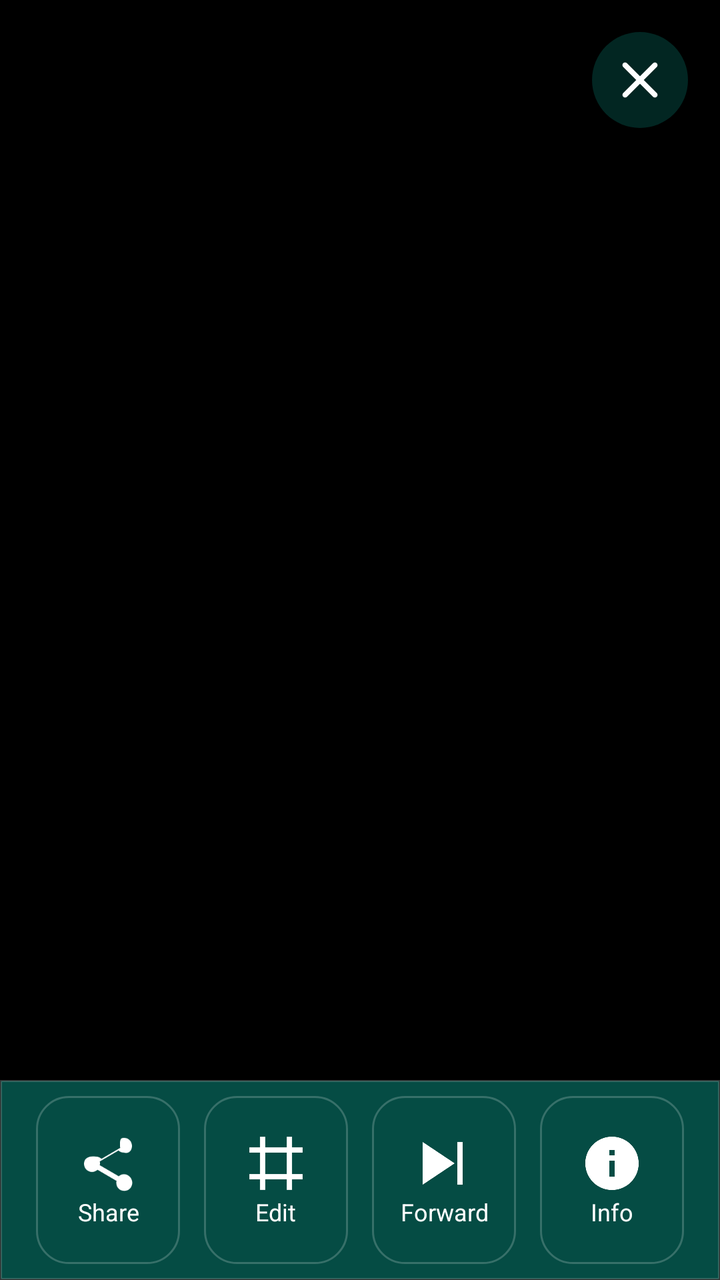
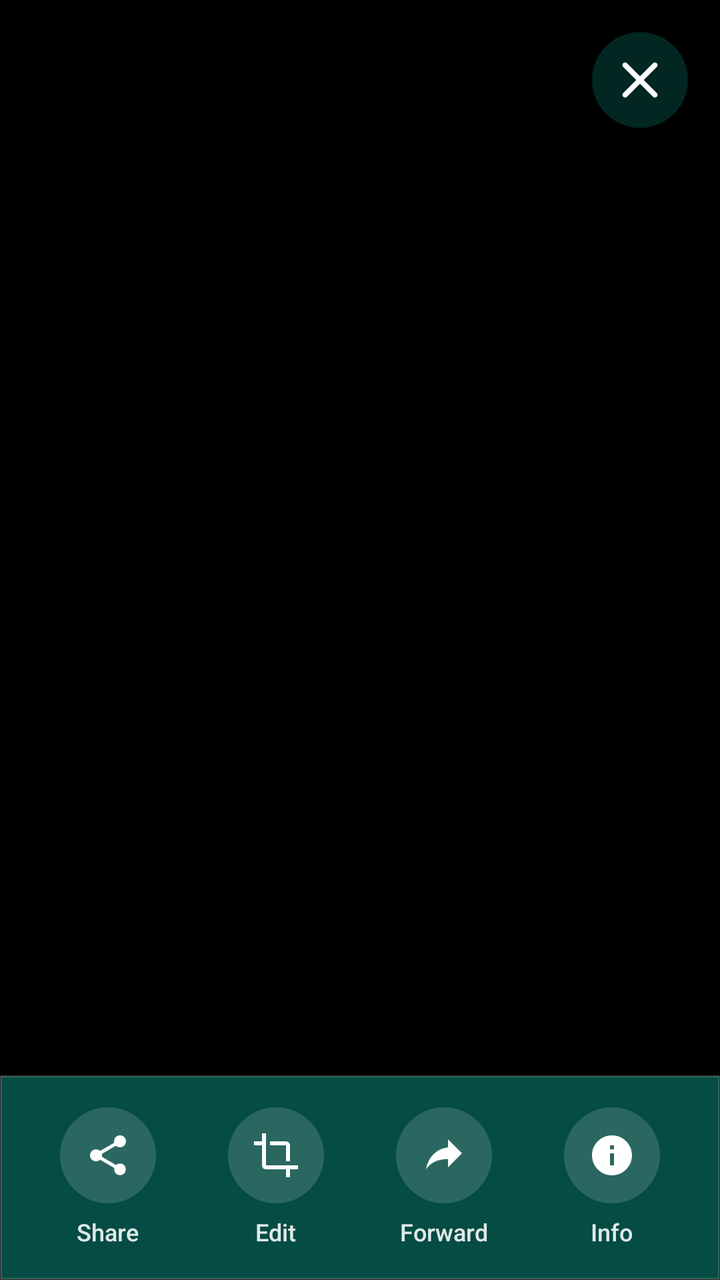

Compare the two renders of this Android layout. The source of the first and the diff that turns it into the second are given below.
<!-- AndroidManifest.xml: application theme Theme.WhatsDownloadPlus -->
<!-- res/layout/image_video_preview_activity.xml -->
<?xml version="1.0" encoding="utf-8"?>
<androidx.constraintlayout.widget.ConstraintLayout
    xmlns:android="http://schemas.android.com/apk/res/android"
    xmlns:app="http://schemas.android.com/apk/res-auto"
    android:id="@+id/previewRoot"
    android:layout_width="match_parent"
    android:layout_height="match_parent"
    android:background="#000">

    
    <ImageView
        android:id="@+id/imagePreview"
        android:layout_width="0dp"
        android:layout_height="0dp"
        android:scaleType="fitCenter"
        android:visibility="gone"
        app:layout_constraintTop_toTopOf="parent"
        app:layout_constraintBottom_toTopOf="@+id/actionLayout"
        app:layout_constraintStart_toStartOf="parent"
        app:layout_constraintEnd_toEndOf="parent"/>

    
    <VideoView
        android:id="@+id/videoPreview"
        android:layout_width="0dp"
        android:layout_height="0dp"
        android:visibility="gone"
        app:layout_constraintTop_toTopOf="parent"
        app:layout_constraintBottom_toTopOf="@+id/actionLayout"
        app:layout_constraintStart_toStartOf="parent"
        app:layout_constraintEnd_toEndOf="parent"/>

    
    <ImageView
        android:id="@+id/playOverlay"
        android:layout_width="72dp"
        android:layout_height="72dp"
        android:visibility="gone"
        android:src="@drawable/ic_play_circle"
        android:background="@drawable/circle_bg_black_50"
        android:padding="16dp"
        app:layout_constraintTop_toTopOf="parent"
        app:layout_constraintBottom_toTopOf="@+id/actionLayout"
        app:layout_constraintStart_toStartOf="parent"
        app:layout_constraintEnd_toEndOf="parent"
        app:tint="#FFFFFF"/>

    
    <ImageView
        android:id="@+id/btnClosePreview"
        android:layout_width="48dp"
        android:layout_height="48dp"
        android:padding="8dp"
        android:src="@drawable/ic_close_white"
        android:background="@drawable/circle_bg_black_50"
        android:contentDescription="Close"
        app:tint="#FFF"
        app:layout_constraintTop_toTopOf="parent"
        app:layout_constraintEnd_toEndOf="parent"
        android:layout_margin="16dp"/>

    <LinearLayout
        android:id="@+id/actionLayout"
        android:layout_width="0dp"
        android:layout_height="100dp"
        android:orientation="horizontal"
        android:gravity="center"
        android:background="@drawable/card_bg_preview_square"
        app:layout_constraintBottom_toBottomOf="parent"
        app:layout_constraintStart_toStartOf="parent"
        app:layout_constraintEnd_toEndOf="parent"
        android:paddingStart="16dp"
        android:paddingEnd="16dp">

        
        <LinearLayout
            android:id="@+id/cardShare"
            android:layout_width="72dp"
            android:layout_height="match_parent"
            android:orientation="vertical"
            android:gravity="center"
            android:layout_marginEnd="12dp"
            android:background="@drawable/card_bg_preview"
            android:clickable="true"
            android:focusable="true"
            android:foreground="?attr/selectableItemBackground">

            <ImageView
                android:id="@+id/btnShare"
                android:layout_width="32dp"
                android:layout_height="32dp"
                android:src="@drawable/ic_share_white"
                app:tint="#FFF"/>

            <TextView
                android:layout_width="wrap_content"
                android:layout_height="wrap_content"
                android:text="Share"
                android:textColor="#FFF"
                android:textSize="12sp"
                android:gravity="center"/>
        </LinearLayout>

        
        <LinearLayout
            android:id="@+id/cardCrop"
            android:layout_width="72dp"
            android:layout_height="match_parent"
            android:orientation="vertical"
            android:gravity="center"
            android:layout_marginEnd="12dp"
            android:background="@drawable/card_bg_preview"
            android:clickable="true"
            android:focusable="true"
            android:foreground="?attr/selectableItemBackground">

            <ImageView
                android:id="@+id/btnCrop"
                android:layout_width="32dp"
                android:layout_height="32dp"
                android:src="@drawable/ic_crop_white"
                app:tint="#FFF"/>

            <TextView
                android:layout_width="wrap_content"
                android:layout_height="wrap_content"
                android:text="Edit"
                android:textColor="#FFF"
                android:textSize="12sp"
                android:gravity="center"/>
        </LinearLayout>

        
        <LinearLayout
            android:id="@+id/cardForward"
            android:layout_width="72dp"
            android:layout_height="match_parent"
            android:orientation="vertical"
            android:gravity="center"
            android:layout_marginEnd="12dp"
            android:background="@drawable/card_bg_preview"
            android:clickable="true"
            android:focusable="true"
            android:foreground="?attr/selectableItemBackground">

            <ImageView
                android:id="@+id/btnForward"
                android:layout_width="32dp"
                android:layout_height="32dp"
                android:src="@drawable/ic_forward_white"
                app:tint="#FFF"/>

            <TextView
                android:layout_width="wrap_content"
                android:layout_height="wrap_content"
                android:text="Forward"
                android:textColor="#FFF"
                android:textSize="12sp"
                android:gravity="center"/>
        </LinearLayout>

        
        <LinearLayout
            android:id="@+id/cardInfo"
            android:layout_width="72dp"
            android:layout_height="match_parent"
            android:orientation="vertical"
            android:gravity="center"
            android:background="@drawable/card_bg_preview"
            android:clickable="true"
            android:focusable="true"
            android:foreground="?attr/selectableItemBackground">

            <ImageView
                android:id="@+id/btnInfo"
                android:layout_width="32dp"
                android:layout_height="32dp"
                android:src="@drawable/ic_info_white"
                app:tint="#FFF"/>

            <TextView
                android:layout_width="wrap_content"
                android:layout_height="wrap_content"
                android:text="Info"
                android:textColor="#FFF"
                android:textSize="12sp"
                android:gravity="center"/>
        </LinearLayout>

    </LinearLayout>

</androidx.constraintlayout.widget.ConstraintLayout>
<!-- resources referenced by this layout -->
<resources>
  <!-- drawable card_bg_preview (drawable) -->
  <shape xmlns:android="http://schemas.android.com/apk/res/android"
      android:shape="rectangle">
  
      
      <solid android:color="#054C44"/> 
  
      
      <corners android:radius="16dp"/>
  
      
      <stroke
          android:width="1dp"
          android:color="#33FFFFFF"/>
  
      
      <padding
          android:left="8dp"
          android:top="8dp"
          android:right="8dp"
          android:bottom="8dp"/>
  </shape>
  <!-- drawable card_bg_preview_square (drawable) -->
  <shape xmlns:android="http://schemas.android.com/apk/res/android"
      android:shape="rectangle">
  
      
      <solid android:color="#054C44"/> 
  
      
      <corners android:radius="0dp"/>
  
      
      <stroke
          android:width="1dp"
          android:color="#33FFFFFF"/>
  
      
      <padding
          android:left="8dp"
          android:top="8dp"
          android:right="8dp"
          android:bottom="8dp"/>
  </shape>
  <!-- drawable circle_bg_black_50 (drawable) -->
  <?xml version="1.0" encoding="utf-8"?>
  <shape xmlns:android="http://schemas.android.com/apk/res/android"
      android:shape="oval">
      <solid android:color="#80054C44"/>
  </shape>
  <!-- drawable ic_crop_white (drawable) -->
  <vector xmlns:android="http://schemas.android.com/apk/res/android"
      android:width="24dp" android:height="24dp"
      android:viewportWidth="24" android:viewportHeight="24">
      <path
          android:fillColor="#FFFFFF"
          android:pathData="M6,2h2v20H6V2zm10,0h2v20h-2V2zM2,6h20v2H2V6zm0,10h20v2H2v-2z"/>
  </vector>
  <!-- drawable ic_forward_white (drawable) -->
  <vector xmlns:android="http://schemas.android.com/apk/res/android"
      android:width="24dp" android:height="24dp"
      android:viewportWidth="24" android:viewportHeight="24">
      <path
          android:fillColor="#FFFFFF"
          android:pathData="M4,4l12,8-12,8V4zm13,0v16h2V4h-2z"/>
  </vector>
  <!-- drawable ic_info_white (drawable) -->
  <vector xmlns:android="http://schemas.android.com/apk/res/android"
      android:width="24dp" android:height="24dp"
      android:viewportWidth="24" android:viewportHeight="24">
      <path
          android:fillColor="#FFFFFF"
          android:pathData="M12,2C6.48,2,2,6.48,2,12s4.48,10,10,10 10-4.48,10-10S17.52,2,12,2z M13,17h-2v-6h2v6zm0-8h-2V7h2v2z"/>
  </vector>
  <!-- drawable ic_play_circle (drawable) -->
  <vector xmlns:android="http://schemas.android.com/apk/res/android"
      android:width="48dp"
      android:height="48dp"
      android:viewportWidth="24"
      android:viewportHeight="24">
      <path
          android:fillColor="#FFFFFF"
          android:pathData="M12,2A10,10 0 1,0 22,12A10,10 0 0,0 12,2M10,16.5V7.5L16,12L10,16.5Z" />
  </vector>
  <!-- drawable ic_share_white (drawable) -->
  <vector xmlns:android="http://schemas.android.com/apk/res/android"
      android:width="24dp" android:height="24dp"
      android:viewportWidth="24" android:viewportHeight="24">
      <path
          android:fillColor="#FFFFFF"
          android:pathData="M18,16.08c-0.76,0-1.44,0.3-1.96,0.77L8.91,12.7c0.05-0.23,0.09-0.46,0.09-0.7s-0.03-0.47-0.09-0.7l7.02-4.11
          c0.54,0.5,1.25,0.81,2.07,0.81C19.66,8.57,21,7.24,21,5.5S19.66,2.43,18,2.43 16.5,3.76,16.5,5.5c0,0.24,0.03,0.47,0.09,0.7
          l-7.02,4.11c-0.54-0.5-1.25-0.81-2.07-0.81C4.34,9.08,3,10.41,3,12.15s1.34,3.07,3,3.07c0.82,0,1.53-0.31,2.07-0.81l7.12,4.17
          c-0.05,0.22-0.09,0.46-0.09,0.7 0,1.74,1.34,3.07,3,3.07s3-1.34,3-3.07S19.66,16.08,18,16.08z"/>
  </vector>
  <color name="whatsapp_green">#075E54</color>
  <color name="whatsapp_dark_green">#054C44</color>
  <color name="teal_200">#FF03DAC5</color>
  <color name="teal_700">#FF018786</color>
  <!-- unchanged entries left out for length: 2 -->
</resources>

<!-- the commit's change to res/layout/image_video_preview_activity.xml (unified diff, before → after) -->
@@ -59,134 +59,149 @@
         app:layout_constraintEnd_toEndOf="parent"
         android:layout_margin="16dp"/>
 
-    <LinearLayout
+    <androidx.constraintlayout.widget.ConstraintLayout
         android:id="@+id/actionLayout"
-        android:layout_width="0dp"
-        android:layout_height="100dp"
-        android:orientation="horizontal"
-        android:gravity="center"
+        android:layout_width="match_parent"
+        android:layout_height="wrap_content"
         android:background="@drawable/card_bg_preview_square"
+        android:paddingVertical="16dp"
+        android:paddingHorizontal="12dp"
         app:layout_constraintBottom_toBottomOf="parent"
         app:layout_constraintStart_toStartOf="parent"
-        app:layout_constraintEnd_toEndOf="parent"
-        android:paddingStart="16dp"
-        android:paddingEnd="16dp">
-
-        
+        app:layout_constraintEnd_toEndOf="parent">
+
         <LinearLayout
             android:id="@+id/cardShare"
-            android:layout_width="72dp"
-            android:layout_height="match_parent"
-            android:orientation="vertical"
-            android:gravity="center"
-            android:layout_marginEnd="12dp"
-            android:background="@drawable/card_bg_preview"
-            android:clickable="true"
-            android:focusable="true"
-            android:foreground="?attr/selectableItemBackground">
+            android:layout_width="0dp"
+            android:layout_height="wrap_content"
+            android:orientation="vertical"
+            android:gravity="center"
+            android:background="?attr/selectableItemBackgroundBorderless"
+            android:clickable="true"
+            android:focusable="true"
+            app:layout_constraintStart_toStartOf="parent"
+            app:layout_constraintTop_toTopOf="parent"
+            app:layout_constraintBottom_toBottomOf="parent"
+            app:layout_constraintEnd_toStartOf="@+id/cardCrop">
 
             <ImageView
                 android:id="@+id/btnShare"
-                android:layout_width="32dp"
-                android:layout_height="32dp"
+                android:layout_width="48dp"
+                android:layout_height="48dp"
+                android:padding="12dp"
+                android:background="@drawable/bg_action_circle"
                 android:src="@drawable/ic_share_white"
-                app:tint="#FFF"/>
-
-            <TextView
-                android:layout_width="wrap_content"
-                android:layout_height="wrap_content"
+                app:tint="#FFFFFF" />
+
+            <TextView
+                android:layout_width="wrap_content"
+                android:layout_height="wrap_content"
+                android:layout_marginTop="6dp"
                 android:text="Share"
-                android:textColor="#FFF"
-                android:textSize="12sp"
-                android:gravity="center"/>
-        </LinearLayout>
-
-        
+                android:textColor="#E0FFFFFF"
+                android:textSize="12sp"
+                android:fontFamily="sans-serif-medium"/>
+        </LinearLayout>
+
         <LinearLayout
             android:id="@+id/cardCrop"
-            android:layout_width="72dp"
-            android:layout_height="match_parent"
-            android:orientation="vertical"
-            android:gravity="center"
-            android:layout_marginEnd="12dp"
-            android:background="@drawable/card_bg_preview"
-            android:clickable="true"
-            android:focusable="true"
-            android:foreground="?attr/selectableItemBackground">
+            android:layout_width="0dp"
+            android:layout_height="wrap_content"
+            android:orientation="vertical"
+            android:gravity="center"
+            android:background="?attr/selectableItemBackgroundBorderless"
+            android:clickable="true"
+            android:focusable="true"
+            app:layout_constraintStart_toEndOf="@id/cardShare"
+            app:layout_constraintTop_toTopOf="parent"
+            app:layout_constraintBottom_toBottomOf="parent"
+            app:layout_constraintEnd_toStartOf="@+id/cardForward">
 
             <ImageView
                 android:id="@+id/btnCrop"
-                android:layout_width="32dp"
-                android:layout_height="32dp"
+                android:layout_width="48dp"
+                android:layout_height="48dp"
+                android:padding="12dp"
+                android:background="@drawable/bg_action_circle"
                 android:src="@drawable/ic_crop_white"
-                app:tint="#FFF"/>
-
-            <TextView
-                android:layout_width="wrap_content"
-                android:layout_height="wrap_content"
+                app:tint="#FFFFFF" />
+
+            <TextView
+                android:layout_width="wrap_content"
+                android:layout_height="wrap_content"
+                android:layout_marginTop="6dp"
                 android:text="Edit"
-                android:textColor="#FFF"
-                android:textSize="12sp"
-                android:gravity="center"/>
-        </LinearLayout>
-
-        
+                android:textColor="#E0FFFFFF"
+                android:textSize="12sp"
+                android:fontFamily="sans-serif-medium"/>
+        </LinearLayout>
+
         <LinearLayout
             android:id="@+id/cardForward"
-            android:layout_width="72dp"
-            android:layout_height="match_parent"
-            android:orientation="vertical"
-            android:gravity="center"
-            android:layout_marginEnd="12dp"
-            android:background="@drawable/card_bg_preview"
-            android:clickable="true"
-            android:focusable="true"
-            android:foreground="?attr/selectableItemBackground">
+            android:layout_width="0dp"
+            android:layout_height="wrap_content"
+            android:orientation="vertical"
+            android:gravity="center"
+            android:background="?attr/selectableItemBackgroundBorderless"
+            android:clickable="true"
+            android:focusable="true"
+            app:layout_constraintStart_toEndOf="@id/cardCrop"
+            app:layout_constraintTop_toTopOf="parent"
+            app:layout_constraintBottom_toBottomOf="parent"
+            app:layout_constraintEnd_toStartOf="@+id/cardInfo">
 
             <ImageView
                 android:id="@+id/btnForward"
-                android:layout_width="32dp"
-                android:layout_height="32dp"
+                android:layout_width="48dp"
+                android:layout_height="48dp"
+                android:padding="12dp"
+                android:background="@drawable/bg_action_circle"
                 android:src="@drawable/ic_forward_white"
-                app:tint="#FFF"/>
-
-            <TextView
-                android:layout_width="wrap_content"
-                android:layout_height="wrap_content"
+                app:tint="#FFFFFF" />
+
+            <TextView
+                android:layout_width="wrap_content"
+                android:layout_height="wrap_content"
+                android:layout_marginTop="6dp"
                 android:text="Forward"
-                android:textColor="#FFF"
-                android:textSize="12sp"
-                android:gravity="center"/>
-        </LinearLayout>
-
-        
+                android:textColor="#E0FFFFFF"
+                android:textSize="12sp"
+                android:fontFamily="sans-serif-medium"/>
+        </LinearLayout>
+
         <LinearLayout
             android:id="@+id/cardInfo"
-            android:layout_width="72dp"
-            android:layout_height="match_parent"
-            android:orientation="vertical"
-            android:gravity="center"
-            android:background="@drawable/card_bg_preview"
-            android:clickable="true"
-            android:focusable="true"
-            android:foreground="?attr/selectableItemBackground">
+            android:layout_width="0dp"
+            android:layout_height="wrap_content"
+            android:orientation="vertical"
+            android:gravity="center"
+            android:background="?attr/selectableItemBackgroundBorderless"
+            android:clickable="true"
+            android:focusable="true"
+            app:layout_constraintStart_toEndOf="@id/cardForward"
+            app:layout_constraintTop_toTopOf="parent"
+            app:layout_constraintBottom_toBottomOf="parent"
+            app:layout_constraintEnd_toEndOf="parent">
 
             <ImageView
                 android:id="@+id/btnInfo"
-                android:layout_width="32dp"
-                android:layout_height="32dp"
+                android:layout_width="48dp"
+                android:layout_height="48dp"
+                android:padding="12dp"
+                android:background="@drawable/bg_action_circle"
                 android:src="@drawable/ic_info_white"
-                app:tint="#FFF"/>
-
-            <TextView
-                android:layout_width="wrap_content"
-                android:layout_height="wrap_content"
+                app:tint="#FFFFFF" />
+
+            <TextView
+                android:layout_width="wrap_content"
+                android:layout_height="wrap_content"
+                android:layout_marginTop="6dp"
                 android:text="Info"
-                android:textColor="#FFF"
-                android:textSize="12sp"
-                android:gravity="center"/>
-        </LinearLayout>
-
-    </LinearLayout>
+                android:textColor="#E0FFFFFF"
+                android:textSize="12sp"
+                android:fontFamily="sans-serif-medium"/>
+        </LinearLayout>
+
+    </androidx.constraintlayout.widget.ConstraintLayout>
 
 </androidx.constraintlayout.widget.ConstraintLayout>
<!-- resource entries referenced after the edit -->
@@ -1,26 +1,11 @@
 <!-- resources referenced by this layout -->
 <resources>
-  <!-- drawable card_bg_preview (drawable) -->
+  <!-- drawable bg_action_circle (drawable) -->
+  <?xml version="1.0" encoding="utf-8"?>
   <shape xmlns:android="http://schemas.android.com/apk/res/android"
-      android:shape="rectangle">
-  
-      
-      <solid android:color="#054C44"/> 
-  
-      
-      <corners android:radius="16dp"/>
-  
-      
-      <stroke
-          android:width="1dp"
-          android:color="#33FFFFFF"/>
-  
-      
-      <padding
-          android:left="8dp"
-          android:top="8dp"
-          android:right="8dp"
-          android:bottom="8dp"/>
+      android:shape="oval">
+      <solid android:color="#26FFFFFF" />
+      <size android:width="48dp" android:height="48dp" />
   </shape>
   <!-- drawable card_bg_preview_square (drawable) -->
   <shape xmlns:android="http://schemas.android.com/apk/res/android"
@@ -52,19 +37,27 @@
   </shape>
   <!-- drawable ic_crop_white (drawable) -->
   <vector xmlns:android="http://schemas.android.com/apk/res/android"
-      android:width="24dp" android:height="24dp"
-      android:viewportWidth="24" android:viewportHeight="24">
+      android:width="24dp"
+      android:height="24dp"
+      android:viewportWidth="24"
+      android:viewportHeight="24">
+  
       <path
           android:fillColor="#FFFFFF"
-          android:pathData="M6,2h2v20H6V2zm10,0h2v20h-2V2zM2,6h20v2H2V6zm0,10h20v2H2v-2z"/>
+          android:pathData="M17,15h2V7c0,-1.1 -0.9,-2 -2,-2H9v2h8v8zM7,17V1H5v4H1v2h4v10c0,1.1 0.9,2 2,2h10v4h2v-4h4v-2H7z"/>
+  
   </vector>
   <!-- drawable ic_forward_white (drawable) -->
   <vector xmlns:android="http://schemas.android.com/apk/res/android"
-      android:width="24dp" android:height="24dp"
-      android:viewportWidth="24" android:viewportHeight="24">
+      android:width="24dp"
+      android:height="24dp"
+      android:viewportWidth="24"
+      android:viewportHeight="24">
+  
       <path
           android:fillColor="#FFFFFF"
-          android:pathData="M4,4l12,8-12,8V4zm13,0v16h2V4h-2z"/>
+          android:pathData="M14,8V4l7,7 -7,7v-4.1c-5,0 -8.5,1.6 -11,5.1 1,-5 4,-10 11,-11z"/>
+  
   </vector>
   <!-- drawable ic_info_white (drawable) -->
   <vector xmlns:android="http://schemas.android.com/apk/res/android"
@@ -86,14 +79,15 @@
   </vector>
   <!-- drawable ic_share_white (drawable) -->
   <vector xmlns:android="http://schemas.android.com/apk/res/android"
-      android:width="24dp" android:height="24dp"
-      android:viewportWidth="24" android:viewportHeight="24">
+      android:width="24dp"
+      android:height="24dp"
+      android:viewportWidth="24"
+      android:viewportHeight="24">
+  
       <path
           android:fillColor="#FFFFFF"
-          android:pathData="M18,16.08c-0.76,0-1.44,0.3-1.96,0.77L8.91,12.7c0.05-0.23,0.09-0.46,0.09-0.7s-0.03-0.47-0.09-0.7l7.02-4.11
-          c0.54,0.5,1.25,0.81,2.07,0.81C19.66,8.57,21,7.24,21,5.5S19.66,2.43,18,2.43 16.5,3.76,16.5,5.5c0,0.24,0.03,0.47,0.09,0.7
-          l-7.02,4.11c-0.54-0.5-1.25-0.81-2.07-0.81C4.34,9.08,3,10.41,3,12.15s1.34,3.07,3,3.07c0.82,0,1.53-0.31,2.07-0.81l7.12,4.17
-          c-0.05,0.22-0.09,0.46-0.09,0.7 0,1.74,1.34,3.07,3,3.07s3-1.34,3-3.07S19.66,16.08,18,16.08z"/>
+          android:pathData="M18,16.08c-0.76,0 -1.44,0.3 -1.96,0.77L8.91,12.7c0.05,-0.23 0.09,-0.46 0.09,-0.7s-0.03,-0.47 -0.09,-0.7l7.02,-4.11c0.54,0.5 1.25,0.81 2.07,0.81 1.66,0 3,-1.33 3,-3s-1.34,-3 -3,-3 -3,1.33 -3,3c0,0.24 0.03,0.47 0.09,0.7L8.04,9.81C7.5,9.31 6.79,9 6,9c-1.66,0 -3,1.33 -3,3s1.34,3 3,3c0.79,0 1.5,-0.31 2.04,-0.81l7.12,4.16c-0.05,0.21 -0.08,0.44 -0.08,0.65 0,1.61 1.31,2.92 2.92,2.92s2.92,-1.31 2.92,-2.92 -1.31,-2.92 -2.92,-2.92z"/>
+  
   </vector>
   <color name="whatsapp_green">#075E54</color>
   <color name="whatsapp_dark_green">#054C44</color>
